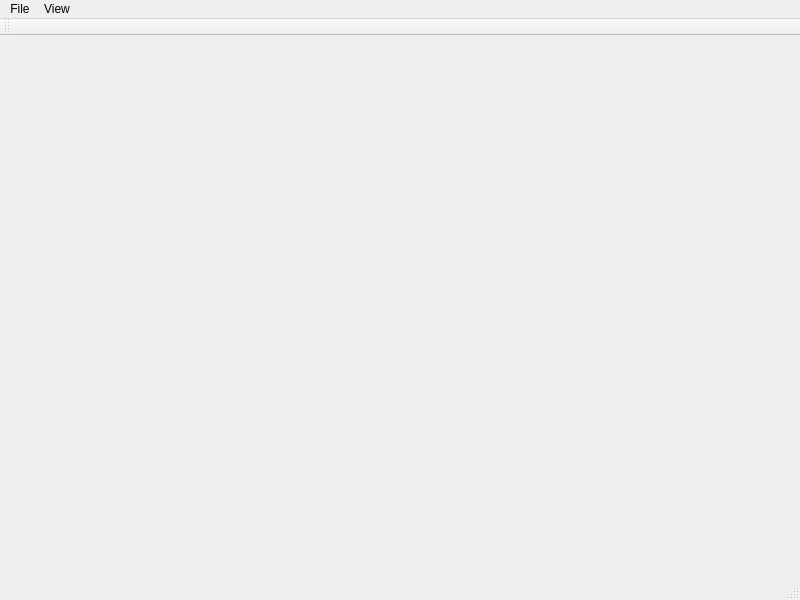
Above: plotwindow.ui from sangyobe/art_plot before the change. Below: the same form after it.
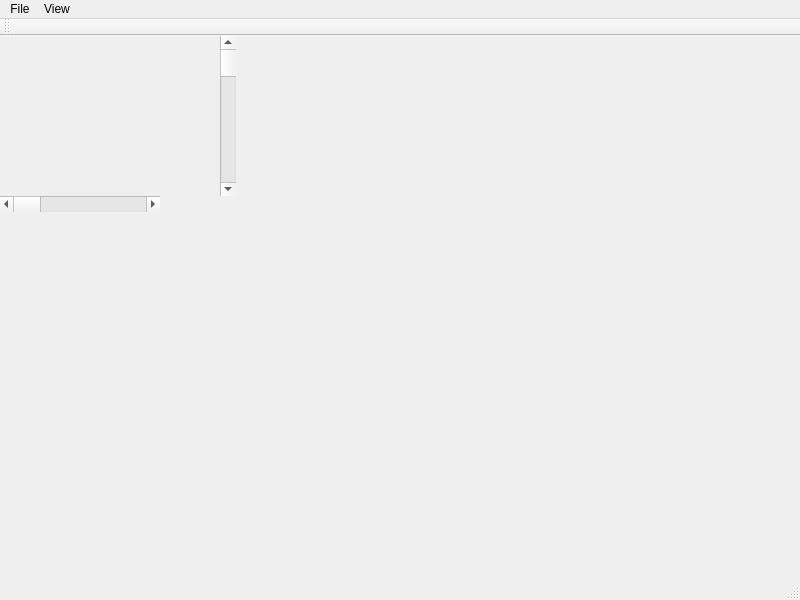
That is the form after the change. Custom widgets are drawn as their Qt base class.

Commit message: add scrollbars and adjust window size.

```diff
--- a/plotwindow.ui
+++ b/plotwindow.ui
@@ -19,11 +19,37 @@
      <rect>
       <x>0</x>
       <y>0</y>
-      <width>100</width>
-      <height>100</height>
+      <width>221</width>
+      <height>161</height>
      </rect>
     </property>
    </widget>
+   <widget class="QScrollBar" name="horizontalScrollBar">
+    <property name="geometry">
+     <rect>
+      <x>0</x>
+      <y>160</y>
+      <width>160</width>
+      <height>16</height>
+     </rect>
+    </property>
+    <property name="orientation">
+     <enum>Qt::Horizontal</enum>
+    </property>
+   </widget>
+   <widget class="QScrollBar" name="verticalScrollBar">
+    <property name="geometry">
+     <rect>
+      <x>220</x>
+      <y>0</y>
+      <width>16</width>
+      <height>160</height>
+     </rect>
+    </property>
+    <property name="orientation">
+     <enum>Qt::Vertical</enum>
+    </property>
+   </widget>
   </widget>
   <widget class="QMenuBar" name="menubar">
    <property name="geometry">
```
The commit also changes 7 other files.
